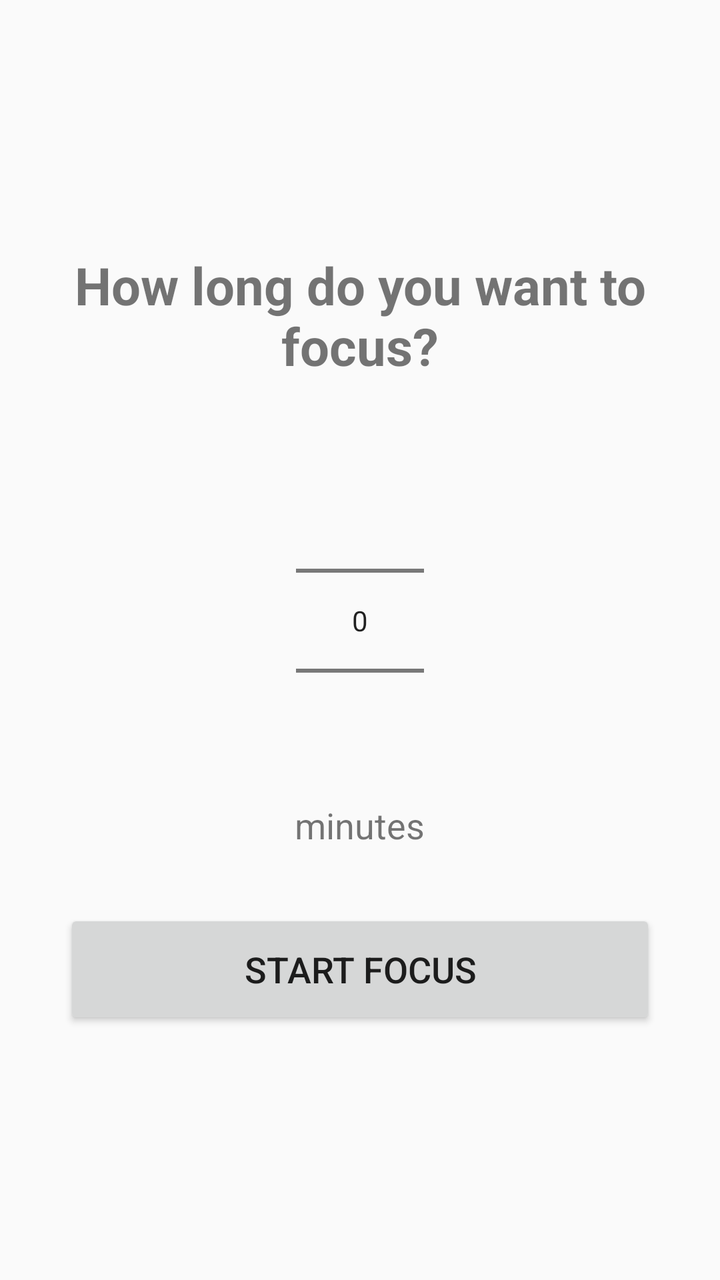
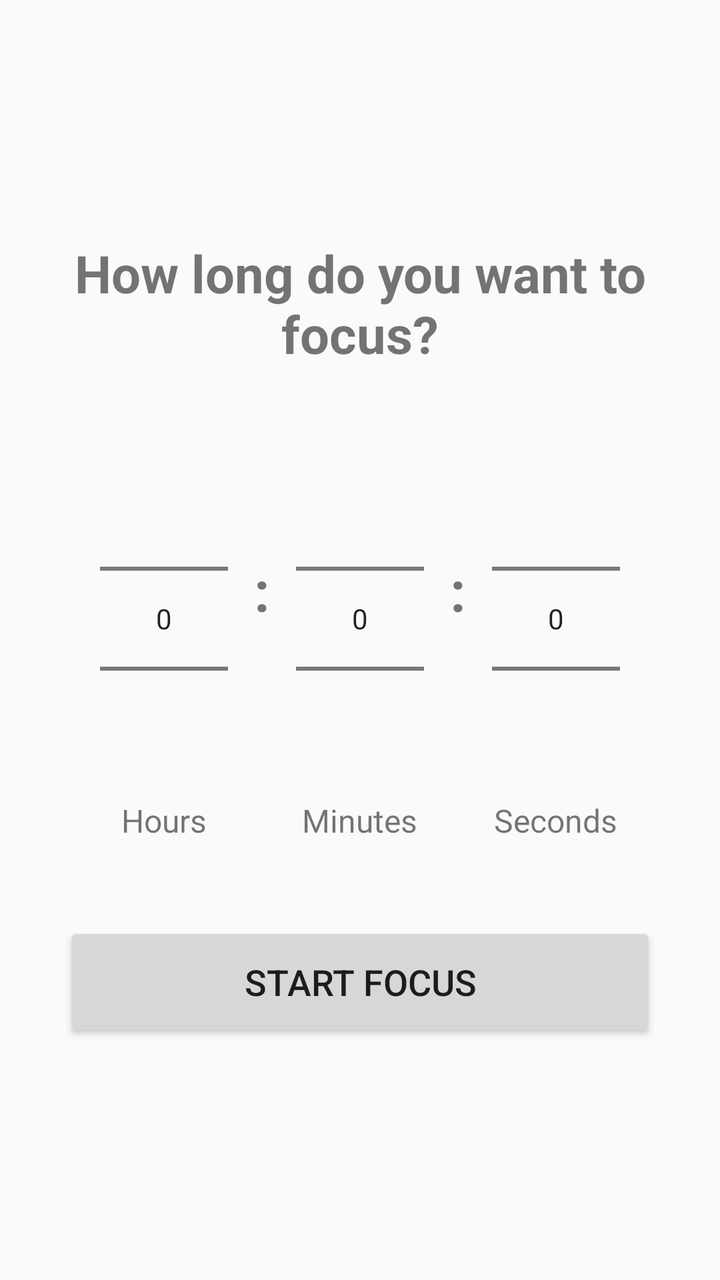

The first picture is an Android layout as it rendered before a commit; the second is the same layout after the commit. The layout source and the unified diff follow.
<!-- AndroidManifest.xml: application theme Theme.Focusbuddyhelper -->
<!-- res/layout/activity_timer.xml -->
<?xml version="1.0" encoding="utf-8"?>
<LinearLayout
    xmlns:android="http://schemas.android.com/apk/res/android"
    android:layout_width="match_parent"
    android:layout_height="match_parent"
    android:orientation="vertical"
    android:gravity="center"
    android:padding="32dp">

    <TextView
        android:layout_width="wrap_content"
        android:layout_height="wrap_content"
        android:text="How long do you want to focus?"
        android:textSize="26sp"
        android:textStyle="bold"
        android:gravity="center"
        android:layout_marginBottom="30dp"/>

    <NumberPicker
        android:id="@+id/minutePicker"
        android:layout_width="wrap_content"
        android:layout_height="wrap_content"/>

    <TextView
        android:layout_width="wrap_content"
        android:layout_height="wrap_content"
        android:text="minutes"
        android:textSize="18sp"
        android:layout_marginBottom="30dp"/>

    <Button
        android:id="@+id/startButton"
        android:layout_width="match_parent"
        android:layout_height="60dp"
        android:text="Start Focus"
        android:textSize="18sp"/>

</LinearLayout>
<!-- resources referenced by this layout -->
<resources>
  <style name="Theme.Focusbuddyhelper" parent="Theme.AppCompat.Light.NoActionBar">
          
          <item name="colorPrimary">@color/purple_500</item>
          <item name="colorPrimaryDark">@color/purple_700</item>
          <item name="colorAccent">@color/teal_200</item>
      </style>
  <color name="purple_500">#FF6200EE</color>
  <color name="purple_700">#FF3700B3</color>
  <color name="teal_200">#FF03DAC5</color>
</resources>

<!-- the commit's change to res/layout/activity_timer.xml (unified diff, before → after) -->
@@ -14,25 +14,101 @@
         android:textSize="26sp"
         android:textStyle="bold"
         android:gravity="center"
-        android:layout_marginBottom="30dp"/>
+        android:layout_marginBottom="35dp"/>
 
-    <NumberPicker
-        android:id="@+id/minutePicker"
-        android:layout_width="wrap_content"
-        android:layout_height="wrap_content"/>
-
-    <TextView
+    <LinearLayout
         android:layout_width="wrap_content"
         android:layout_height="wrap_content"
-        android:text="minutes"
-        android:textSize="18sp"
-        android:layout_marginBottom="30dp"/>
+        android:orientation="horizontal"
+        android:gravity="center">
+
+        
+
+        <LinearLayout
+            android:layout_width="90dp"
+            android:layout_height="wrap_content"
+            android:orientation="vertical"
+            android:gravity="center">
+
+            <NumberPicker
+                android:id="@+id/hourPicker"
+                android:layout_width="wrap_content"
+                android:layout_height="wrap_content"/>
+
+            <TextView
+                android:layout_width="wrap_content"
+                android:layout_height="wrap_content"
+                android:text="Hours"
+                android:textSize="16sp"/>
+
+        </LinearLayout>
+
+        <TextView
+            android:layout_width="wrap_content"
+            android:layout_height="wrap_content"
+            android:text=":"
+            android:textSize="28sp"
+            android:textStyle="bold"
+            android:layout_marginBottom="25dp"/>
+
+        
+
+        <LinearLayout
+            android:layout_width="90dp"
+            android:layout_height="wrap_content"
+            android:orientation="vertical"
+            android:gravity="center">
+
+            <NumberPicker
+                android:id="@+id/minutePicker"
+                android:layout_width="wrap_content"
+                android:layout_height="wrap_content"/>
+
+            <TextView
+                android:layout_width="wrap_content"
+                android:layout_height="wrap_content"
+                android:text="Minutes"
+                android:textSize="16sp"/>
+
+        </LinearLayout>
+
+        <TextView
+            android:layout_width="wrap_content"
+            android:layout_height="wrap_content"
+            android:text=":"
+            android:textSize="28sp"
+            android:textStyle="bold"
+            android:layout_marginBottom="25dp"/>
+
+        
+
+        <LinearLayout
+            android:layout_width="90dp"
+            android:layout_height="wrap_content"
+            android:orientation="vertical"
+            android:gravity="center">
+
+            <NumberPicker
+                android:id="@+id/secondPicker"
+                android:layout_width="wrap_content"
+                android:layout_height="wrap_content"/>
+
+            <TextView
+                android:layout_width="wrap_content"
+                android:layout_height="wrap_content"
+                android:text="Seconds"
+                android:textSize="16sp"/>
+
+        </LinearLayout>
+
+    </LinearLayout>
 
     <Button
         android:id="@+id/startButton"
         android:layout_width="match_parent"
         android:layout_height="60dp"
         android:text="Start Focus"
-        android:textSize="18sp"/>
+        android:textSize="18sp"
+        android:layout_marginTop="40dp"/>
 
 </LinearLayout>
